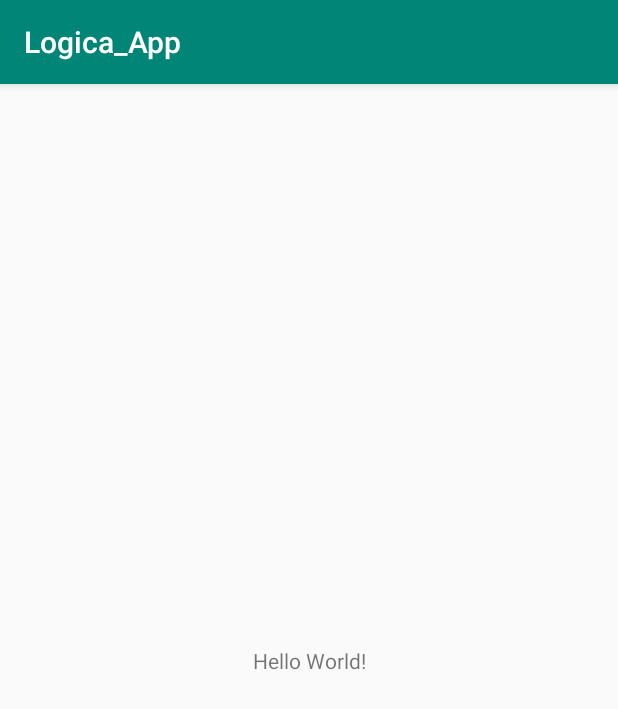
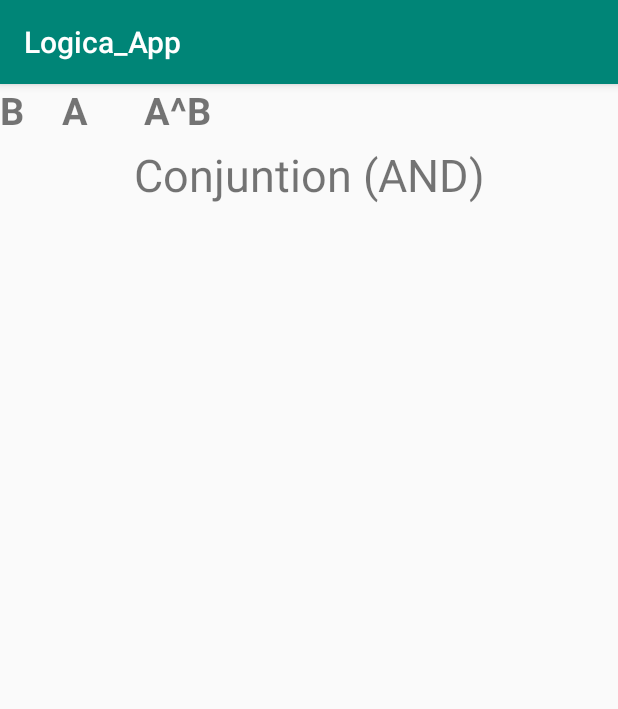
Before and after one commit to dexgier/Week1_Logica_App, an Android app: the screen it shows after launch (MainActivity), on a phone screen of 412 x 824 dp. Shown: the top 709 px of the screen. Run offline under Robolectric (Android 15) with nearby library versions, the phone set to English and light mode, and no system bars.

Commit message:
Created first textViews

```diff
--- a/app/src/main/res/layout/activity_main.xml
+++ b/app/src/main/res/layout/activity_main.xml
@@ -7,12 +7,48 @@
     tools:context=".MainActivity">
 
     <TextView
+        android:id="@+id/textViewAppTitle"
         android:layout_width="wrap_content"
         android:layout_height="wrap_content"
-        android:text="Hello World!"
-        app:layout_constraintBottom_toBottomOf="parent"
-        app:layout_constraintLeft_toLeftOf="parent"
-        app:layout_constraintRight_toRightOf="parent"
+        android:layout_marginTop="40dp"
+        android:text="Conjuntion (AND)"
+        android:textSize="30sp"
+        app:layout_constraintEnd_toEndOf="parent"
+        app:layout_constraintStart_toStartOf="parent"
         app:layout_constraintTop_toTopOf="parent" />
 
+    <TextView
+        android:id="@+id/textViewTitleA"
+        android:layout_width="wrap_content"
+        android:layout_height="wrap_content"
+        android:layout_marginStart="56dp"
+        android:layout_marginEnd="8dp"
+        android:text="A"
+        android:textSize="25sp"
+        android:textStyle="bold"
+        app:layout_constraintEnd_toStartOf="@+id/textViewTitleB"
+        app:layout_constraintHorizontal_bias="0.178"
+        app:layout_constraintStart_toStartOf="parent"
+        tools:layout_editor_absoluteY="153dp" />
+
+    <TextView
+        android:id="@+id/textViewTitleB"
+        android:layout_width="wrap_content"
+        android:layout_height="wrap_content"
+        android:text="B"
+        android:textSize="25sp"
+        android:textStyle="bold"
+        tools:layout_editor_absoluteX="182dp"
+        tools:layout_editor_absoluteY="153dp" />
+
+    <TextView
+        android:id="@+id/textViewTitleAB"
+        android:layout_width="wrap_content"
+        android:layout_height="wrap_content"
+        android:layout_marginStart="80dp"
+        android:text="A^B"
+        android:textSize="25sp"
+        android:textStyle="bold"
+        app:layout_constraintStart_toEndOf="@+id/textViewTitleB"
+        tools:layout_editor_absoluteY="153dp" />
 </android.support.constraint.ConstraintLayout>
```
